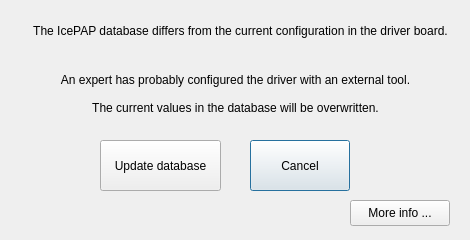
ALBA-Synchrotron/IcepapCMS, file icepapCMS/ui_icepapcms/ui/dialogconflictdriver_expert.ui: the form before one commit.
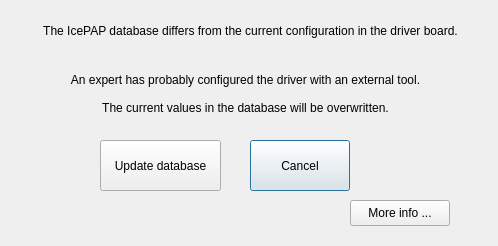
The form after the commit.

Commit message: Fix labels sizes

Patch:
```diff
--- a/icepapCMS/ui_icepapcms/ui/dialogconflictdriver_expert.ui
+++ b/icepapCMS/ui_icepapcms/ui/dialogconflictdriver_expert.ui
@@ -6,8 +6,8 @@
    <rect>
     <x>0</x>
     <y>0</y>
-    <width>470</width>
-    <height>240</height>
+    <width>498</width>
+    <height>246</height>
    </rect>
   </property>
   <property name="windowTitle">
@@ -51,7 +51,7 @@
     <rect>
      <x>10</x>
      <y>10</y>
-     <width>461</width>
+     <width>481</width>
      <height>41</height>
     </rect>
    </property>
@@ -67,7 +67,7 @@
     <rect>
      <x>40</x>
      <y>70</y>
-     <width>391</width>
+     <width>411</width>
      <height>48</height>
     </rect>
    </property>
```
